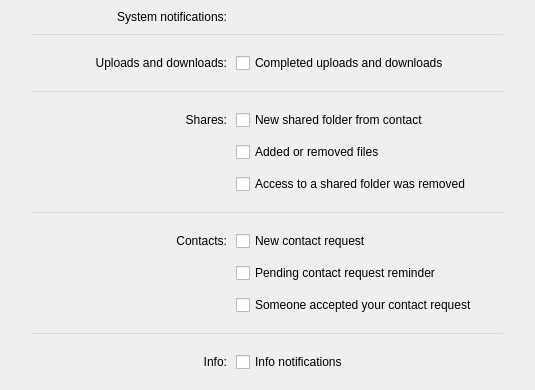
First picture: the form in src/MEGASync/gui/macx/NotificationsSettings.ui, repository meganz/MEGAsync, before the edit.
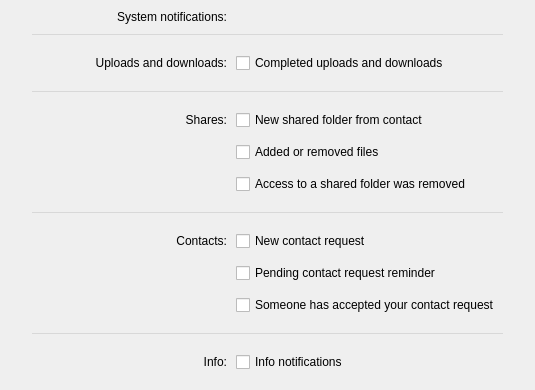
Second picture: the form after the edit. Custom widgets are drawn as their Qt base class.

Commit message: SNC-3341. Merging of Strings

What changed in the file:
```diff
--- a/src/MEGASync/gui/macx/NotificationsSettings.ui
+++ b/src/MEGASync/gui/macx/NotificationsSettings.ui
@@ -359,7 +359,7 @@
         <item row="2" column="1">
          <widget class="QCheckBox" name="ContactAceptedCheck">
           <property name="text">
-           <string>Someone accepted your contact request</string>
+           <string>Someone has accepted your contact request</string>
           </property>
           <property name="NotificationType" stdset="0">
            <UInt>6</UInt>
```
The commit also changes 2 other files.
